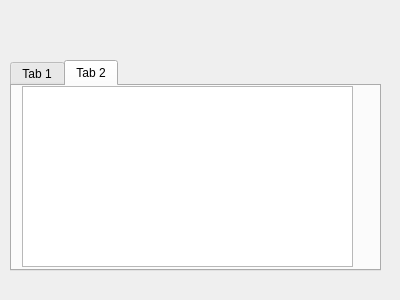
ricorx7/PyAutoWaves, file Monitor_View/wavedata_view.ui: the form before one commit.
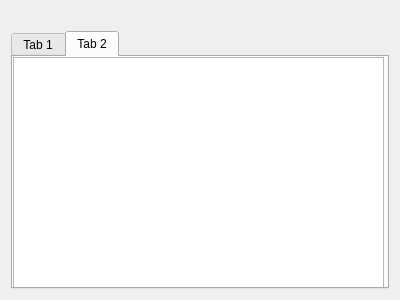
The form after the commit. The open tabs and pages were chosen to show the change.

The edit to the form file:
```diff
--- a/Monitor_View/wavedata_view.ui
+++ b/Monitor_View/wavedata_view.ui
@@ -13,15 +13,16 @@
   <property name="windowTitle">
    <string>Dialog</string>
   </property>
+  <layout class="QVBoxLayout" name="verticalLayout">
+   <item>
+    <widget class="QLabel" name="filePathLabel">
+     <property name="text">
+      <string/>
+     </property>
+    </widget>
+   </item>
+   <item>
   <widget class="QTabWidget" name="tabWidget">
-   <property name="geometry">
-    <rect>
-     <x>10</x>
-     <y>60</y>
-     <width>371</width>
-     <height>211</height>
-    </rect>
-   </property>
    <property name="currentIndex">
     <number>0</number>
    </property>
@@ -44,31 +45,25 @@
     <attribute name="title">
      <string>Tab 2</string>
     </attribute>
-    <widget class="QTableView" name="tableView">
+      <widget class="QWidget" name="verticalLayoutWidget">
      <property name="geometry">
       <rect>
-       <x>10</x>
+         <x>0</x>
        <y>0</y>
-       <width>331</width>
-       <height>181</height>
-      </rect>
-     </property>
+         <width>371</width>
+         <height>231</height>
+        </rect>
+       </property>
+       <layout class="QVBoxLayout" name="verticalLayout_2">
+        <item>
+         <widget class="QTableWidget" name="tableWidget"/>
+        </item>
+       </layout>
     </widget>
    </widget>
   </widget>
-  <widget class="QLabel" name="filePathLabel">
-   <property name="geometry">
-    <rect>
-     <x>20</x>
-     <y>10</y>
-     <width>251</width>
-     <height>16</height>
-    </rect>
-   </property>
-   <property name="text">
-    <string/>
-   </property>
-  </widget>
+   </item>
+  </layout>
  </widget>
  <resources/>
  <connections/>
```
Left out of the diff: 19 changed lines with no effect on the pictures. Lines whose indentation alone changed are shown as unchanged.
